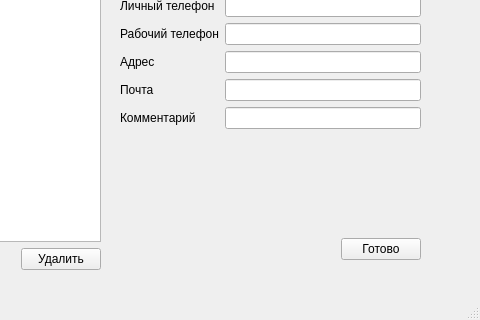
owkss/contactbook, file mainwindow.ui: the form before one commit; both pictures show x 160 to 640 and y 160 to 480 of the 640 by 480 pixel window.
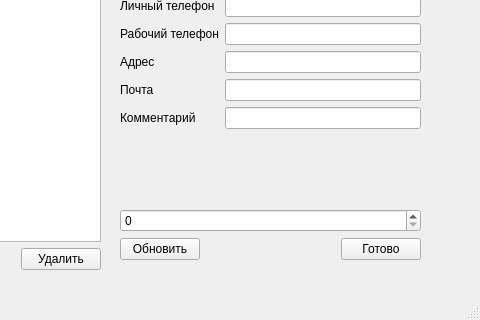
The form after the commit. Icons and pictures are not drawn.

Diff of the .ui file:
```diff
--- a/mainwindow.ui
+++ b/mainwindow.ui
@@ -222,8 +222,22 @@
          </item>
         </layout>
        </item>
+       <item>
+        <widget class="QSpinBox" name="id">
+         <property name="maximum">
+          <number>999999</number>
+         </property>
+        </widget>
+       </item>
        <item>
         <layout class="QHBoxLayout" name="ready_btn_layout">
+         <item>
+          <widget class="QPushButton" name="refresh_btn">
+           <property name="text">
+            <string>Обновить</string>
+           </property>
+          </widget>
+         </item>
          <item>
           <spacer name="horizontalSpacer">
            <property name="orientation">
```
Left out of the diff: 2 changed lines with no effect on the pictures.
